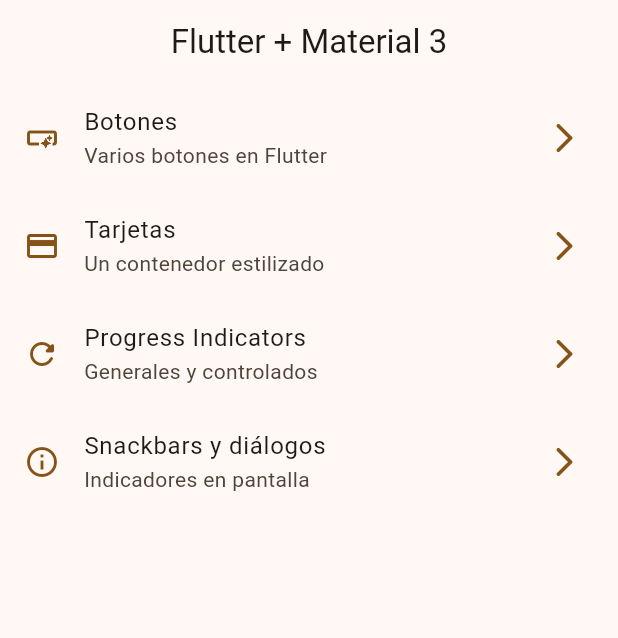
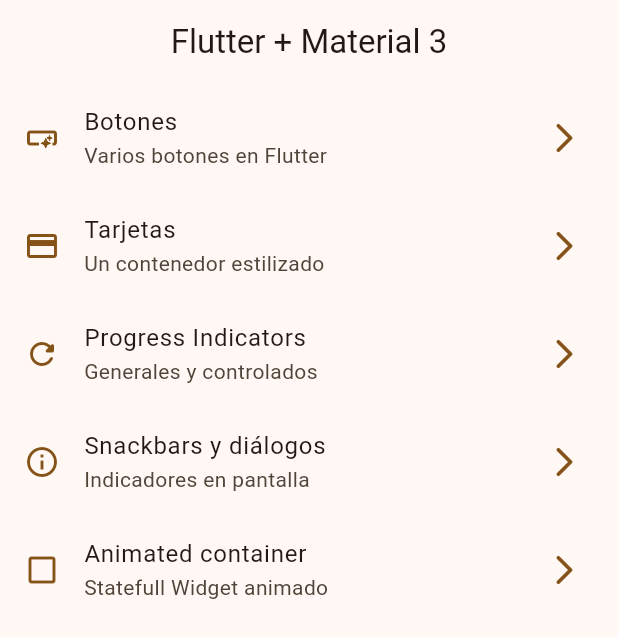
Before and after one commit to jalfonsosuarez/widgets_app, a Flutter app: the screen it shows after launch, on a phone screen of 412 x 824 dp. Shown: the top 638 px of the screen. Run offline on Flutter 3.47's test engine with Material 3 defaults, Android fonts, the phone set to English and light mode, and no system bars; our stand-ins replace go_router.

Commit message:
Animated container.

```diff
--- a/lib/config/menu/menu_items.dart
+++ b/lib/config/menu/menu_items.dart
@@ -39,4 +39,10 @@ const appMenuItems = <MenuItem>[
     link: '/snackbars',
     icon: Icons.info_outline,
   ),
+  MenuItem(
+    title: 'Animated container',
+    subTitle: 'Statefull Widget animado',
+    link: '/animated',
+    icon: Icons.check_box_outline_blank_outlined,
+  ),
 ];
--- a/lib/config/router/app_router.dart
+++ b/lib/config/router/app_router.dart
@@ -31,5 +31,10 @@ final appRouter = GoRouter(
       name: SnackbarScreen.name,
       builder: (context, state) => const SnackbarScreen(),
     ),
+    GoRoute(
+      path: '/animated',
+      name: AnimatedScreen.name,
+      builder: (context, state) => const AnimatedScreen(),
+    ),
   ],
 );
```
Also changed, not shown: lib/presentation/screens/animated/animated_screen.dart (+55 -2 lines).
